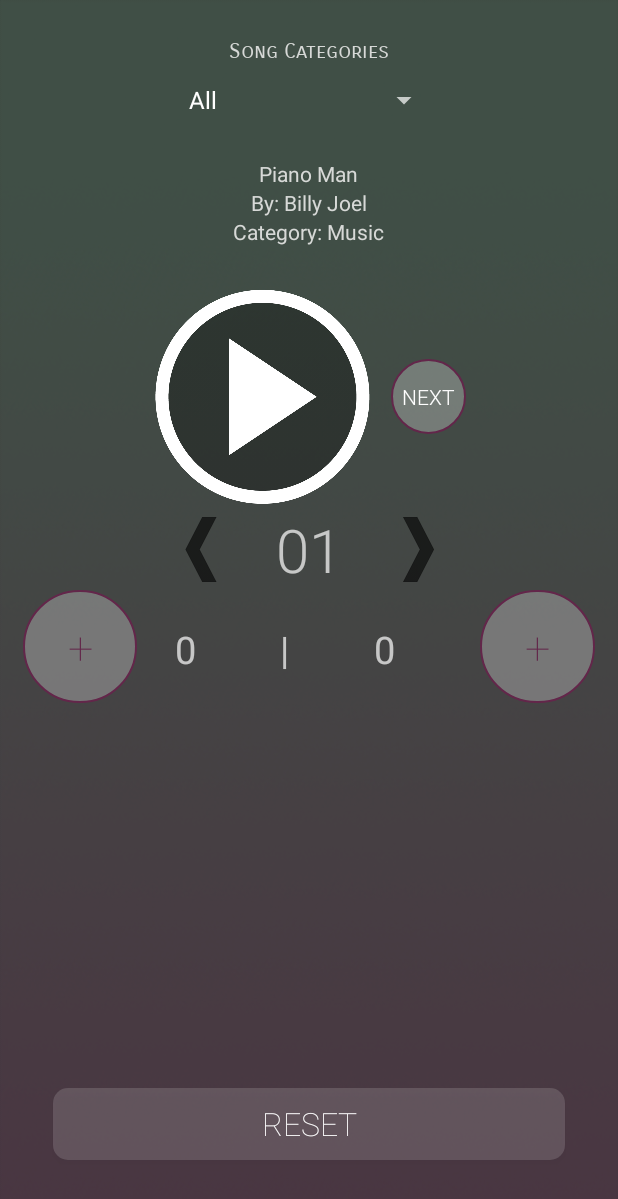
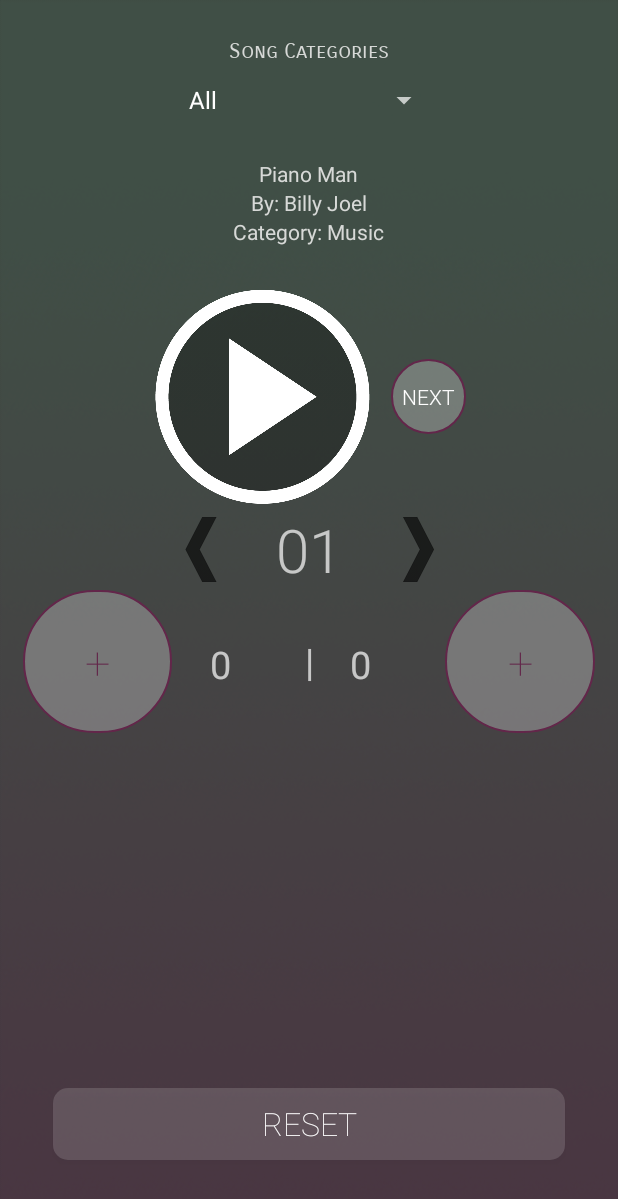
Before and after one commit to trietias/SongSnippets, an Android app: the screen it shows after launch (MainActivity), on a phone screen of 412 x 824 dp. Shown: the top 1199 px of the screen. Run offline under Robolectric (Android 15) with nearby library versions, the phone set to English and light mode, and no system bars.

Commit message:
layout edits

```diff
--- a/app/src/main/res/layout/activity_main.xml
+++ b/app/src/main/res/layout/activity_main.xml
@@ -135,10 +135,14 @@
         android:layout_width="match_parent"
         android:layout_height="wrap_content"
         android:orientation="horizontal"
-        android:weightSum="5">
+        android:weightSum="3">
+        <LinearLayout
+            android:layout_width="wrap_content"
+            android:layout_height="wrap_content"
+            android:layout_weight="1">
             <Button
-            android:layout_width="45dp"
-            android:layout_height="75dp"
+                android:layout_width="75dp"
+                android:layout_height="95dp"
                 android:id="@+id/team1Add"
                 android:background="@drawable/round_btn"
                 android:onClick="increaseScore"
@@ -157,14 +161,20 @@
                 android:textSize="25sp"
                 android:id="@+id/team1Points"
                 android:layout_weight="1"/>
+        </LinearLayout>
+
         <TextView
             android:layout_width="wrap_content"
             android:layout_height="wrap_content"
-            android:paddingLeft="25dp"
-            android:paddingRight="25dp"
             android:text="|"
+            android:textAlignment="center"
+            android:layout_gravity="center"
             android:textSize="25sp"
             android:layout_weight="1"/>
+        <LinearLayout
+            android:layout_width="wrap_content"
+            android:layout_height="wrap_content"
+            android:layout_weight="1">
             <TextView
                 android:layout_width="wrap_content"
                 android:layout_height="wrap_content"
@@ -174,8 +184,8 @@
                 android:id="@+id/team2Points"
                 android:layout_weight="1"/>
             <Button
-            android:layout_width="45dp"
-            android:layout_height="75dp"
+                android:layout_width="75dp"
+                android:layout_height="95dp"
                 android:id="@+id/team2Add"
                 android:background="@drawable/round_btn"
                 android:onClick="increaseScore"
@@ -186,6 +196,7 @@
                 android:text="+"
                 android:textSize="30sp"
                 android:textColor="@color/accent"/>
+        </LinearLayout>
     </LinearLayout>
 
     <!-- Options -->
```
Lines whose indentation alone changed are shown as unchanged.
